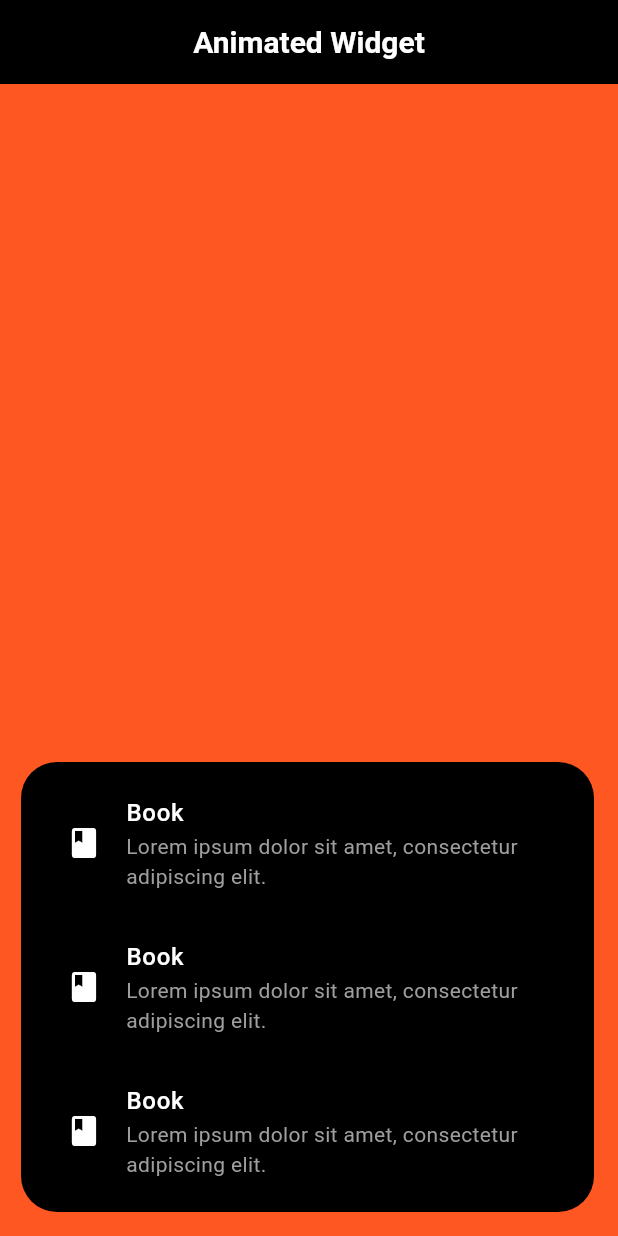
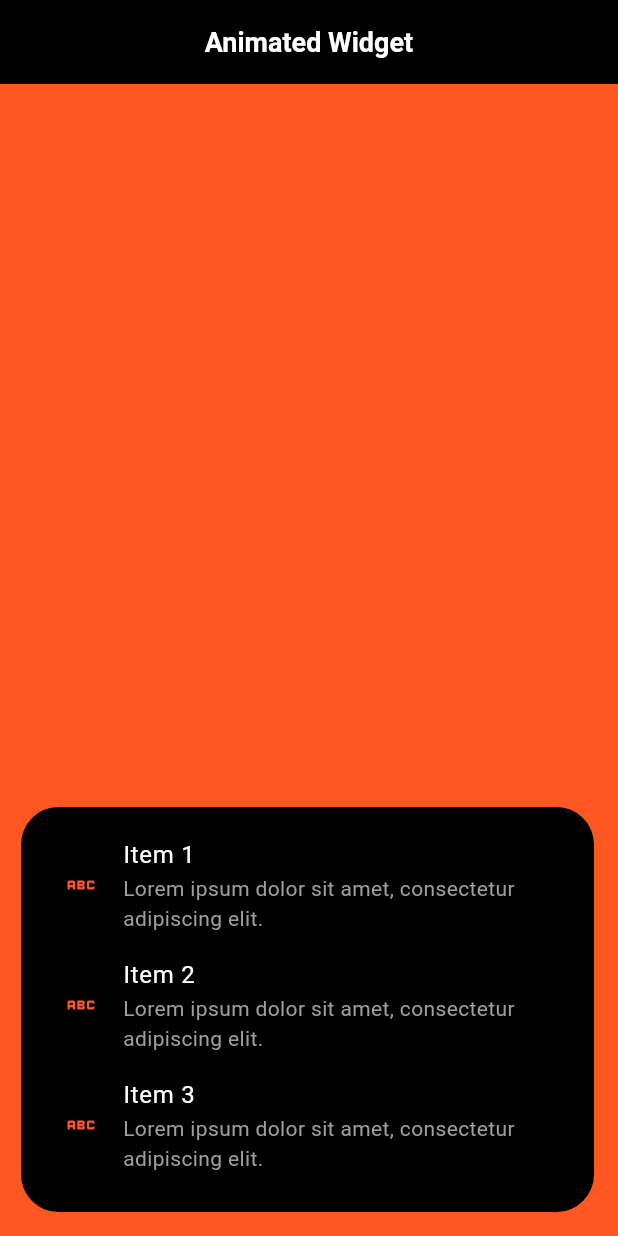
Before and after one commit to itsAbhishekV/AnimationSnippets-Flutter, a Flutter app: the screen it shows after launch, after a tap on the "add" icon, on a phone screen of 412 x 824 dp. Run offline on Flutter 3.47's test engine with Material 3 defaults, Android fonts, the light colour scheme and no system bars.

Commit message:
added FAB to container transition

```diff
--- a/lib/feature/screens/home_screen.dart
+++ b/lib/feature/screens/home_screen.dart
@@ -1,4 +1,5 @@
 import 'package:flutter/material.dart';
+import 'package:animations/animations.dart';
 
 class HomeScreen extends StatefulWidget {
   const HomeScreen({Key? key}) : super(key: key);
@@ -8,7 +9,7 @@ class HomeScreen extends StatefulWidget {
 }
 
 class _HomeScreenState extends State<HomeScreen> {
-  bool _expansion = false;
+  bool _expanded = false;
 
   @override
   Widget build(BuildContext context) {
@@ -20,104 +21,71 @@ class _HomeScreenState extends State<HomeScreen> {
           style: TextStyle(
             color: Colors.white,
             fontWeight: FontWeight.bold,
-            fontSize: 20,
+            fontSize: 18,
           ),
         ),
         centerTitle: true,
       ),
       body: GestureDetector(
-        onTap: () {
-          setState(() {
-            _expansion = false;
-          });
-          print('clicked');
-        },
+        onTap: () => setState(() {
+          _expanded = false;
+        }),
         child: Container(
-          width: double.infinity,
-          height: double.infinity,
+          width: MediaQuery.of(context).size.width,
+          height: MediaQuery.of(context).size.height,
           decoration: const BoxDecoration(color: Colors.deepOrange),
         ),
       ),
-      floatingActionButton: _expansion
-          ? Padding(
-              padding: const EdgeInsets.only(left: 30),
+      floatingActionButton: Padding(
+        padding: const EdgeInsets.only(left: 30.0),
         child: AnimatedContainer(
-                  duration: const Duration(milliseconds: 800),
-                  curve: Curves.easeInOut,
-                  width: double.infinity,
-                  // Adjusted width to account for padding
+          duration: const Duration(milliseconds: 300),
+          width: _expanded ? MediaQuery.of(context).size.width - 30 : 64,
+          height: _expanded ? 270 : 64,
           decoration: BoxDecoration(
             color: Colors.black,
-                    borderRadius: BorderRadius.circular(24),
+            borderRadius: BorderRadius.circular(25),
           ),
-                  height: 300,
-                  child: const Padding(
-                    padding: EdgeInsets.all(14.0),
+          child: _expanded
+              ? SingleChildScrollView(
+                  scrollDirection: Axis.vertical,
+                  child: Padding(
+                    padding: const EdgeInsets.all(12.0),
                     child: Column(
                       mainAxisAlignment: MainAxisAlignment.spaceBetween,
                       children: [
-                        ListTile(
-                          leading: Icon(
-                            Icons.book,
+                        ...["Item 1", "Item 2", "Item 3"].map((text) {
+                          return ListTile(
+                            leading: const Icon(
+                              Icons.abc,
+                              color: Colors.deepOrange,
+                            ),
+                            title: Text(
+                              text,
+                              style: const TextStyle(color: Colors.white),
+                            ),
+                            subtitle: const Text(
+                              'Lorem ipsum dolor sit amet, consectetur adipiscing elit.',
+                              style: TextStyle(color: Colors.grey),
+                            ),
+                          );
+                        }).toList(),
+                      ],
+                    ),
+                  ),
+                )
+              : IconButton(
+                  onPressed: () {
+                    setState(() {
+                      _expanded = true;
+                    });
+                  },
+                  icon: const Icon(
+                    Icons.add,
                     color: Colors.white,
                   ),
-                          title: Text(
-                            'Book',
-                            style: TextStyle(
-                                fontWeight: FontWeight.w500,
-                                color: Colors.white),
                 ),
-                          shape: RoundedRectangleBorder(),
-                          subtitle: Text(
-                              'Lorem ipsum dolor sit amet, consectetur adipiscing elit.',
-                              style: TextStyle(color: Colors.grey)),
         ),
-                        ListTile(
-                          leading: Icon(
-                            Icons.book,
-                            color: Colors.white,
-                          ),
-                          title: Text(
-                            'Book',
-                            style: TextStyle(
-                                fontWeight: FontWeight.w500,
-                                color: Colors.white),
-                          ),
-                          shape: RoundedRectangleBorder(),
-                          subtitle: Text(
-                              'Lorem ipsum dolor sit amet, consectetur adipiscing elit.',
-                              style: TextStyle(color: Colors.grey)),
-                        ),
-                        ListTile(
-                          leading: Icon(
-                            Icons.book,
-                            color: Colors.white,
-                          ),
-                          title: Text(
-                            'Book',
-                            style: TextStyle(
-                                fontWeight: FontWeight.w500,
-                                color: Colors.white),
-                          ),
-                          shape: RoundedRectangleBorder(),
-                          subtitle: Text(
-                              'Lorem ipsum dolor sit amet, consectetur adipiscing elit.',
-                              style: TextStyle(color: Colors.grey)),
-                        ),
-                      ],
-                    ),
-                  )),
-            )
-          : FloatingActionButton(
-              backgroundColor: Colors.black,
-              foregroundColor: Colors.white,
-              onPressed: () {
-                setState(() {
-                  _expansion = true;
-                });
-              },
-              shape: const CircleBorder(),
-              child: const Icon(Icons.add),
       ),
     );
   }
--- a/pubspec.yaml
+++ b/pubspec.yaml
@@ -30,6 +30,7 @@ environment:
 dependencies:
   flutter:
     sdk: flutter
+  animations: ^2.0.11
 
 
   # The following adds the Cupertino Icons font to your application.
```
Also changed, not shown: pubspec.lock. Lines whose indentation alone changed are shown as unchanged.
